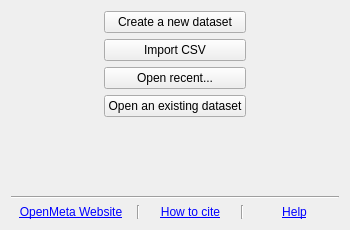
First picture: the form in src/forms/welcome_page.ui, repository AliSalman-et-al/openmeta-analyst-community, before the edit.
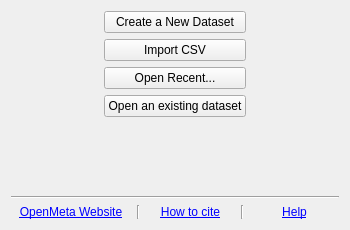
Second picture: the form after the edit. Icons and pictures are not drawn.

```diff
--- a/src/forms/welcome_page.ui
+++ b/src/forms/welcome_page.ui
@@ -55,7 +55,7 @@
        <item>
         <widget class="QPushButton" name="create_new_btn">
          <property name="text">
-          <string>Create a new dataset</string>
+          <string>Create a New Dataset</string>
          </property>
          <property name="icon">
           <iconset resource="../images/icons.qrc">
@@ -77,7 +77,7 @@
        <item>
         <widget class="QPushButton" name="open_recent_btn">
          <property name="text">
-          <string>Open recent...</string>
+          <string>Open Recent...</string>
          </property>
          <property name="icon">
           <iconset resource="../images/icons.qrc">
```
